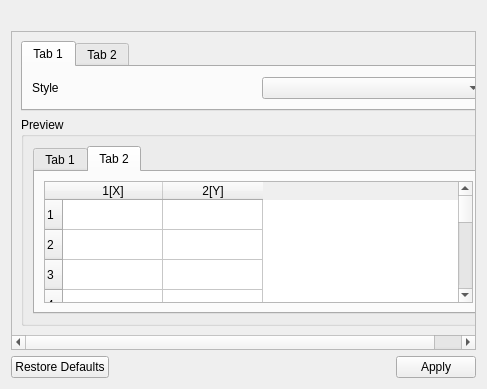
Above: AlphaPlot/src/ui/GeneralAppreanceSettings.ui from narunlifescience/AlphaPlot before the change. Below: the same form after it.
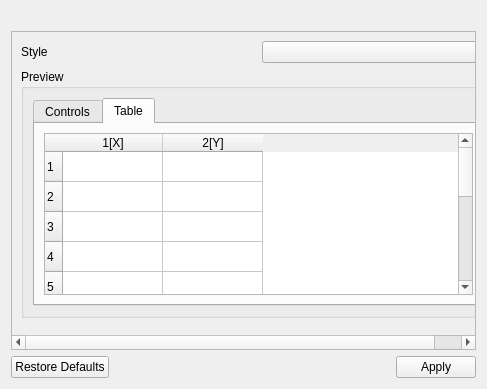
That is the form after the change. The open tabs and pages were chosen to show the change.

The edit to the form file:
```diff
--- a/AlphaPlot/src/ui/GeneralAppreanceSettings.ui
+++ b/AlphaPlot/src/ui/GeneralAppreanceSettings.ui
@@ -31,19 +31,12 @@
        <rect>
         <x>0</x>
         <y>0</y>
-        <width>523</width>
-        <height>314</height>
+        <width>512</width>
+        <height>300</height>
        </rect>
       </property>
       <layout class="QVBoxLayout" name="verticalLayout_3">
        <item>
-        <widget class="QTabWidget" name="tabWidget">
-         <widget class="QWidget" name="tab">
-          <attribute name="title">
-           <string>Tab 1</string>
-          </attribute>
-          <layout class="QVBoxLayout" name="verticalLayout_4">
-           <item>
             <layout class="QHBoxLayout" name="horizontalLayout">
              <item>
               <widget class="QLabel" name="styleLabel">
@@ -57,15 +50,6 @@
              </item>
             </layout>
            </item>
-          </layout>
-         </widget>
-         <widget class="QWidget" name="tab_3">
-          <attribute name="title">
-           <string>Tab 2</string>
-          </attribute>
-         </widget>
-        </widget>
-       </item>
        <item>
         <widget class="QGroupBox" name="groupBox">
          <property name="title">
@@ -85,7 +69,7 @@
             </property>
             <widget class="QWidget" name="previewTab">
              <attribute name="title">
-              <string>Tab 1</string>
+              <string>Controls</string>
              </attribute>
              <layout class="QHBoxLayout" name="horizontalLayout_4">
               <item>
@@ -229,7 +213,7 @@
             </widget>
             <widget class="QWidget" name="tab_2">
              <attribute name="title">
-              <string>Tab 2</string>
+              <string>Table</string>
              </attribute>
              <layout class="QVBoxLayout" name="verticalLayout">
               <item>
```
Left out of the diff: 2 changed lines with no effect on the pictures. Lines whose indentation alone changed are shown as unchanged.
